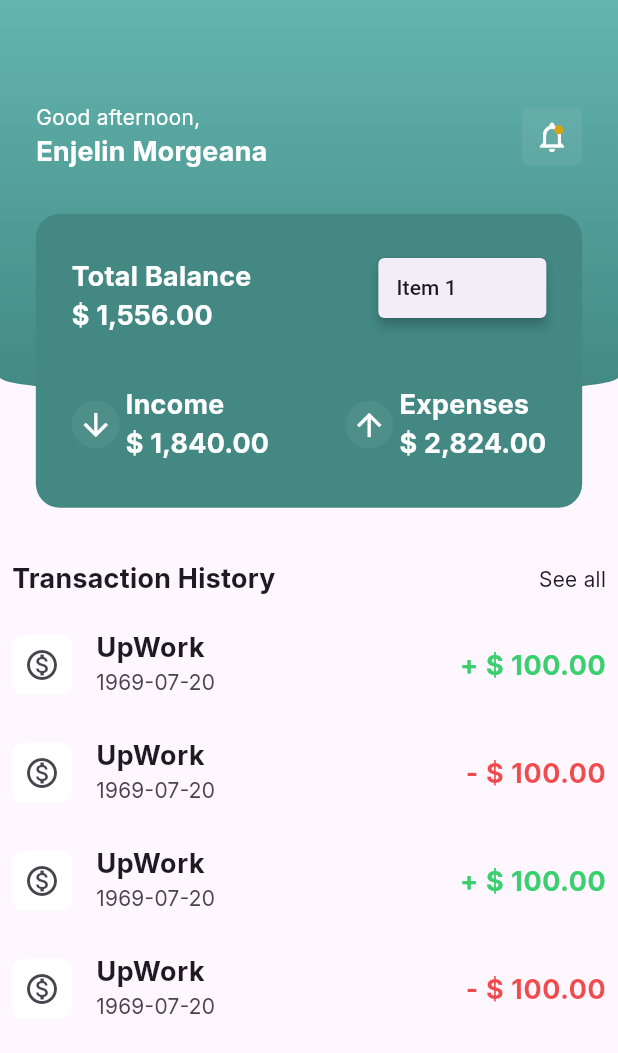
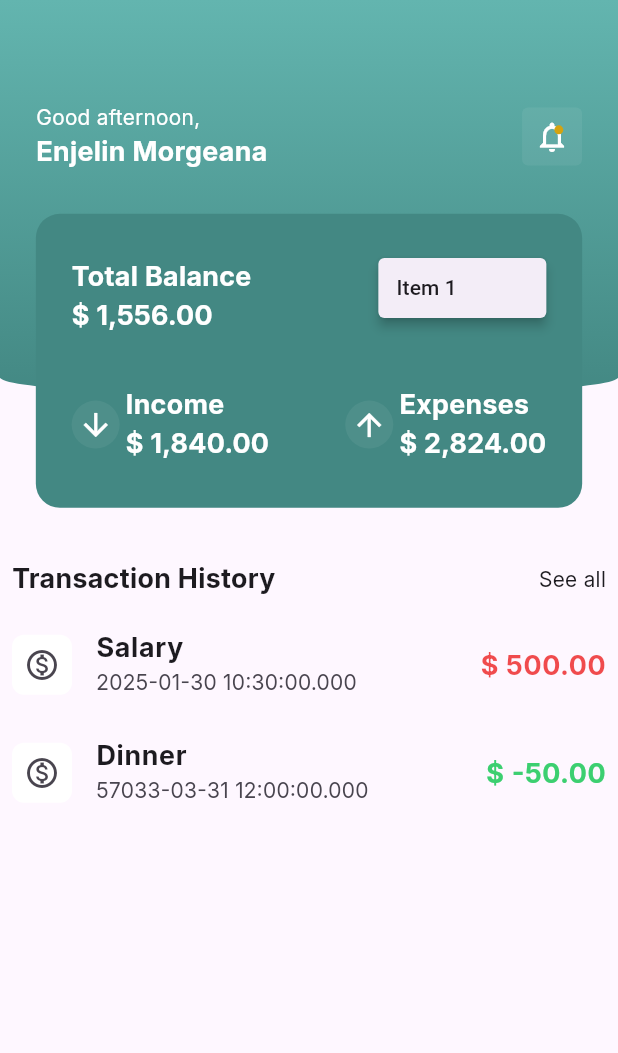
Before and after one commit to Emerson018/mps_bikes_project, a Flutter app: the HomePage screen opened directly, after a tap on the "keyboard control" icon, on a phone screen of 412 x 824 dp. Shown: the top 1053 px of the screen. Run offline on Flutter 3.47's test engine with Material 3 defaults, Android fonts, the phone set to English and light mode, and no system bars; our stand-ins replace firebase_auth, firebase_core, flutter_secure_storage, get_it; accounts and stored records are empty.

Commit message:
V31, repository pattern, add transações

```diff
--- /dev/null
+++ b/lib/common/models/transaction_model.dart
@@ -0,0 +1,12 @@
+// ignore_for_file: public_member_api_docs, sort_constructors_first
+class TransactionModel {
+  final String title;
+  final double value;
+  final int date;
+
+  TransactionModel({
+    required this.title,
+    required this.value,
+    required this.date,
+  });
+}
--- a/lib/common/widgets/custom_circular_progress_indicator.dart
+++ b/lib/common/widgets/custom_circular_progress_indicator.dart
@@ -2,13 +2,18 @@ import 'package:flutter/material.dart';
 import 'package:mps_app/common/constants/app_colors.dart';
 
 class CustomCircularProgressIndicator extends StatelessWidget {
+  final Color? color;
   const CustomCircularProgressIndicator({
-    super.key,
-  });
+    Key? key,
+    this.color,
+  }) : super(key: key);
 
   @override
   Widget build(BuildContext context) {
-    return CircularProgressIndicator(
-      color: AppColors.iceWhite);
+    return Center(
+      child: CircularProgressIndicator(
+        color: color ??  AppColors.iceWhite,
+      ),
+    );
   }
 }
--- /dev/null
+++ b/lib/features/home/home_controller.dart
@@ -0,0 +1,33 @@
+import 'package:flutter/foundation.dart';
+import 'package:mps_app/common/models/transaction_model.dart';
+import 'package:mps_app/features/home/home_state.dart';
+import 'package:mps_app/repositories/transaction_repository.dart';
+
+class HomeController extends ChangeNotifier{
+  final TransactionRepository _transactionRepository;
+  HomeController(this._transactionRepository);
+
+  HomeState _state = HomeStateInitial();
+
+  HomeState get state => _state;
+
+  List<TransactionModel> _transactions = [];
+  List<TransactionModel> get transactions => _transactions;
+
+  void _changeState(HomeState newState) {
+    _state = newState;
+    notifyListeners();
+  }
+
+  Future<void> getAllTransactions() async {
+    _changeState(HomeStateLoading());
+    try {
+
+      _transactions = await _transactionRepository.getAllTransactions();
+      _changeState(HomeStateSuccess());
+
+    } catch (e) {
+      _changeState(HomeStateError());
+    }
+  }
+}
--- /dev/null
+++ b/lib/features/home/home_state.dart
@@ -0,0 +1,9 @@
+abstract class HomeState {}
+
+class HomeStateInitial extends HomeState{}
+
+class HomeStateLoading extends HomeState{}
+
+class HomeStateSuccess extends HomeState{}
+
+class HomeStateError extends HomeState{}
--- a/lib/features/home/homepage.dart
+++ b/lib/features/home/homepage.dart
@@ -2,6 +2,10 @@ import 'dart:developer';
 
 import 'package:flutter/material.dart';
 import 'package:mps_app/common/constants/app_text_style.dart';
+import 'package:mps_app/common/widgets/custom_circular_progress_indicator.dart';
+import 'package:mps_app/features/home/home_controller.dart';
+import 'package:mps_app/features/home/home_state.dart';
+import 'package:mps_app/locator.dart';
 
 import '../../common/constants/app_colors.dart';
 import '../../common/extensions/sizes.dart';
@@ -17,6 +21,15 @@ class _HomePageState extends State<HomePage> {
   double get textScaleFactor =>
       MediaQuery.of(context).size.width < 360 ? 0.7 : 1.0;
   double get iconSize => MediaQuery.of(context).size.width < 360 ? 16.0 : 24.0;
+
+  final controller = locator.get<HomeController>();
+
+  @override
+  void initState() {
+    super.initState();
+    controller.getAllTransactions();
+  }
+
   @override
   Widget build(BuildContext context) {
     return Scaffold(
@@ -257,15 +270,41 @@ class _HomePageState extends State<HomePage> {
                   ),
                 ),
                 Expanded(
-                  child: ListView.builder(
+                  child: AnimatedBuilder(
+                    animation: controller,
+                    builder: (context, _) {
+                      if(controller.state is HomeStateLoading) {
+                        return const CustomCircularProgressIndicator(
+                          color: AppColors.green,
+                        );
+                      }
+                      if(controller.state is HomeStateError) {
+                        return Center(
+                          child: Text(
+                            'Não foi possível carregar os dados.'
+                          ),
+                        );
+                      }
+                      if(controller.transactions.isEmpty) {
+                        return const Center(
+                          child: Text(
+                            'Não há dados para serem mostrados.'
+                          ),
+                        );
+                      }
+                      return ListView.builder(
                         physics: const BouncingScrollPhysics(),
                         padding: EdgeInsets.zero,
-                    itemCount: 4,
+                        itemCount: controller.transactions.length,
                         itemBuilder: (context, index) {
-                      final color =
-                          index % 2 == 0 ? AppColors.green : AppColors.red;
+
+                          final item = controller.transactions[index];
+
+                          final color = item.value.isNegative
+                            ? AppColors.green
+                            : AppColors.red;
                           final value =
-                          index % 2 == 0 ? "+ \$ 100.00" : "- \$ 100.00";
+                              "\$ ${item.value.toStringAsFixed(2)}";
                           return ListTile(
                             contentPadding:
                                 const EdgeInsets.symmetric(horizontal: 8.0),
@@ -280,12 +319,13 @@ class _HomePageState extends State<HomePage> {
                                 Icons.monetization_on_outlined,
                               ),
                             ),
-                        title: const Text(
-                          'UpWork',
+                            title: Text(
+                              item.title,
                               style: AppTextStyles.mediumText18,
                             ),
-                        subtitle: const Text(
-                          '1969-07-20',
+                            subtitle: Text(
+                              DateTime.fromMillisecondsSinceEpoch(
+                                item.date).toString(),
                               style: AppTextStyles.smallText,
                             ),
                             trailing: Text(
@@ -294,6 +334,8 @@ class _HomePageState extends State<HomePage> {
                             ),
                           );
                         },
+                      );
+                    }
                   ),
                 ),
               ],
--- a/lib/locator.dart
+++ b/lib/locator.dart
@@ -1,7 +1,9 @@
 import 'package:get_it/get_it.dart';
+import 'package:mps_app/features/home/home_controller.dart';
 import 'package:mps_app/features/sign_in/sign_in_controller.dart';
 import 'package:mps_app/features/sign_up/sign_up_controller.dart';
 import 'package:mps_app/features/splash/splash_controller.dart';
+import 'package:mps_app/repositories/transaction_repository.dart';
 import 'package:mps_app/services/auth_service.dart';
 import 'package:mps_app/services/firebase_auth_service.dart';
 import 'package:mps_app/services/secure_storage.dart';
@@ -9,7 +11,8 @@ import 'package:mps_app/services/secure_storage.dart';
 final locator = GetIt.instance;
 
 void setupDependences() {
-  locator.registerLazySingleton<AuthService>(() => FirebaseAuthService());
+  locator.registerLazySingleton<AuthService>(
+    () => FirebaseAuthService());
 
   locator.registerFactory<SplashController>(
     () => SplashController(const Securestorage()));
@@ -20,4 +23,10 @@ void setupDependences() {
   locator.registerFactory<SignUpController>(
     ()=> SignUpController(locator.get<AuthService>(),
     const Securestorage()));
+
+  locator.registerFactory<TransactionRepository>(
+    () => TransactionRepositoryImpl());
+
+  locator.registerLazySingleton<HomeController>(
+    () => HomeController(locator.get<TransactionRepository>()));
 }
--- /dev/null
+++ b/lib/repositories/transaction_repository.dart
@@ -0,0 +1,32 @@
+import 'package:mps_app/common/models/transaction_model.dart';
+
+abstract class TransactionRepository {
+  Future<void> addTransaction();
+  Future<List<TransactionModel>> getAllTransactions();
+}
+
+class TransactionRepositoryImpl implements TransactionRepository {
+  @override
+  Future<void> addTransaction() {
+
+    throw UnimplementedError();
+  }
+
+  @override
+  Future<List<TransactionModel>> getAllTransactions() async {
+    await Future.delayed(const Duration(seconds: 2));
+    return [
+      TransactionModel(
+        title: 'Salary',
+        value: 500,
+        date: DateTime.now().millisecondsSinceEpoch,
+      ),
+      TransactionModel(
+        title: 'Dinner',
+        value: -50,
+        date: DateTime.now().subtract(
+          const Duration(days: 7)).microsecondsSinceEpoch,
+      ),
+    ];
+  }
+}
```
Lines whose indentation alone changed are shown as unchanged.
